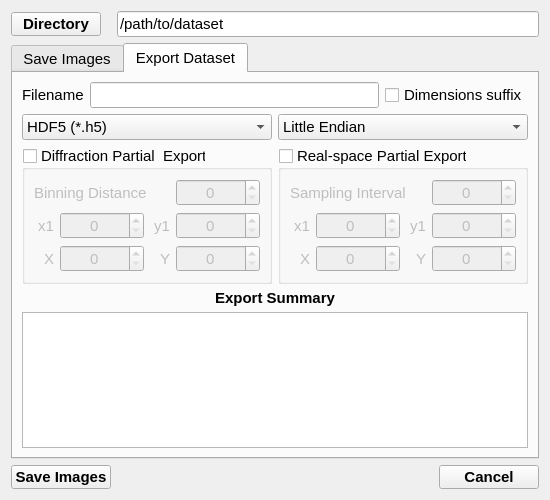
Above: gui/SavePanelForm.ui from bryandesser/pyQuant4D before the change. Below: the same form after it.
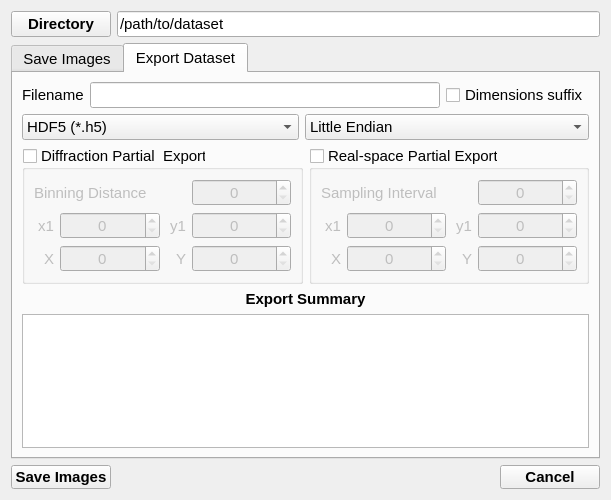
That is the form after the change. The open tabs and pages were chosen to show the change.

What changed in the file:
```diff
--- a/gui/SavePanelForm.ui
+++ b/gui/SavePanelForm.ui
@@ -6,7 +6,7 @@
    <rect>
     <x>0</x>
     <y>0</y>
-    <width>550</width>
+    <width>611</width>
     <height>500</height>
    </rect>
   </property>
@@ -16,18 +16,6 @@
     <verstretch>0</verstretch>
    </sizepolicy>
   </property>
-  <property name="minimumSize">
-   <size>
-    <width>550</width>
-    <height>500</height>
-   </size>
-  </property>
-  <property name="maximumSize">
-   <size>
-    <width>550</width>
-    <height>500</height>
-   </size>
-  </property>
   <property name="font">
    <font>
     <pointsize>11</pointsize>
@@ -84,12 +72,6 @@
        <height>24</height>
       </size>
      </property>
-     <property name="maximumSize">
-      <size>
-       <width>90</width>
-       <height>24</height>
-      </size>
-     </property>
      <property name="font">
       <font>
        <pointsize>11</pointsize>
@@ -117,12 +99,6 @@
        <height>24</height>
       </size>
      </property>
-     <property name="maximumSize">
-      <size>
-       <width>100</width>
-       <height>24</height>
-      </size>
-     </property>
      <property name="font">
       <font>
        <pointsize>11</pointsize>
@@ -279,12 +255,6 @@
        </item>
        <item row="4" column="0" colspan="4">
         <widget class="QLabel" name="ExpNotesLabel">
-         <property name="maximumSize">
-          <size>
-           <width>16777215</width>
-           <height>16</height>
-          </size>
-         </property>
          <property name="font">
           <font>
            <pointsize>11</pointsize>
@@ -308,12 +278,6 @@
            <height>0</height>
           </size>
          </property>
-         <property name="maximumSize">
-          <size>
-           <width>250</width>
-           <height>16777215</height>
-          </size>
-         </property>
          <item>
           <property name="text">
            <string>HDF5 (*.h5)</string>
@@ -334,12 +298,6 @@
            <height>0</height>
           </size>
          </property>
-         <property name="maximumSize">
-          <size>
-           <width>250</width>
-           <height>16777215</height>
-          </size>
-         </property>
          <item>
           <property name="text">
            <string>Little Endian</string>
```
Left out of the diff: 20 changed lines with no effect on the pictures.
